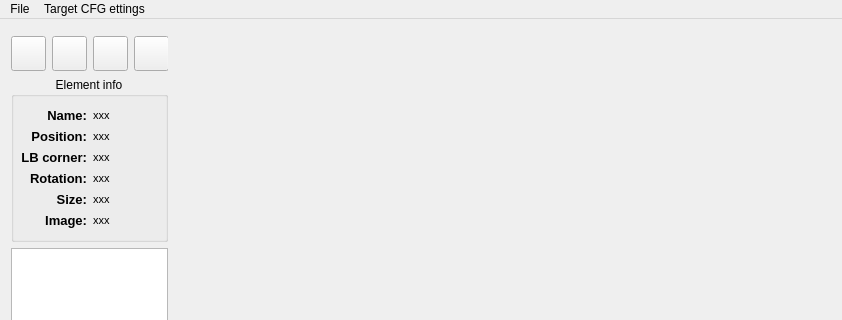
Old version of the form Image-Dispozer/mainwindow.ui in the repository Gresthorn/Image-Dispozer; both pictures show x 0 to 842 and y 0 to 320 of the 842 by 620 pixel window.
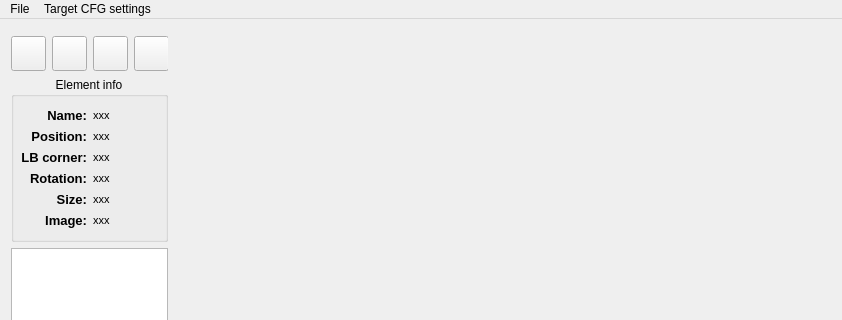
New version of the form. Icons and pictures are not drawn. Custom widgets are drawn as their Qt base class.

Diff of the .ui file:
```diff
--- a/Image-Dispozer/mainwindow.ui
+++ b/Image-Dispozer/mainwindow.ui
@@ -485,7 +485,7 @@
    </widget>
    <widget class="QMenu" name="menuSettings">
     <property name="title">
-     <string>Target CFG ettings</string>
+     <string>Target CFG settings</string>
     </property>
     <addaction name="actionMain_CFG"/>
     <addaction name="actionContact_data"/>
```
Left out of the diff: 24 changed lines with no effect on the pictures.
